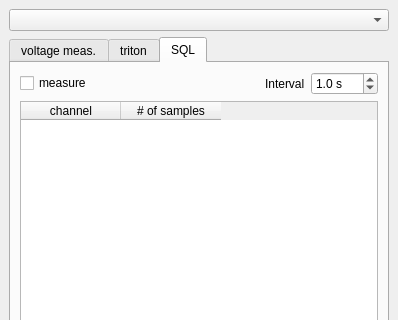
Old version of the form TildaHost/source/Interface/PreScanConfigUi/Ui_PreScanMain.ui in the repository lasersphere/Tilda; both pictures show x 0 to 398 and y 0 to 320 of the 398 by 575 pixel window.
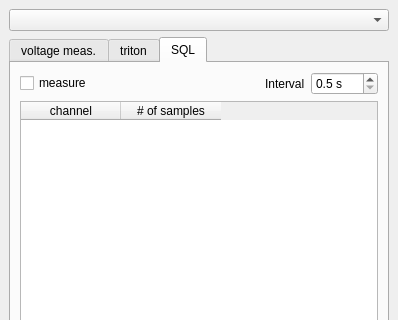
New version of the form.

```diff
--- a/TildaHost/source/Interface/PreScanConfigUi/Ui_PreScanMain.ui
+++ b/TildaHost/source/Interface/PreScanConfigUi/Ui_PreScanMain.ui
@@ -222,13 +222,13 @@
              <number>1</number>
             </property>
             <property name="minimum">
-             <double>0.100000000000000</double>
+             <double>0.500000000000000</double>
             </property>
             <property name="maximum">
              <double>100.000000000000000</double>
             </property>
             <property name="value">
-             <double>1.000000000000000</double>
+             <double>0.500000000000000</double>
             </property>
            </widget>
           </item>
```
Left out of the diff: 2 changed lines with no effect on the pictures.
